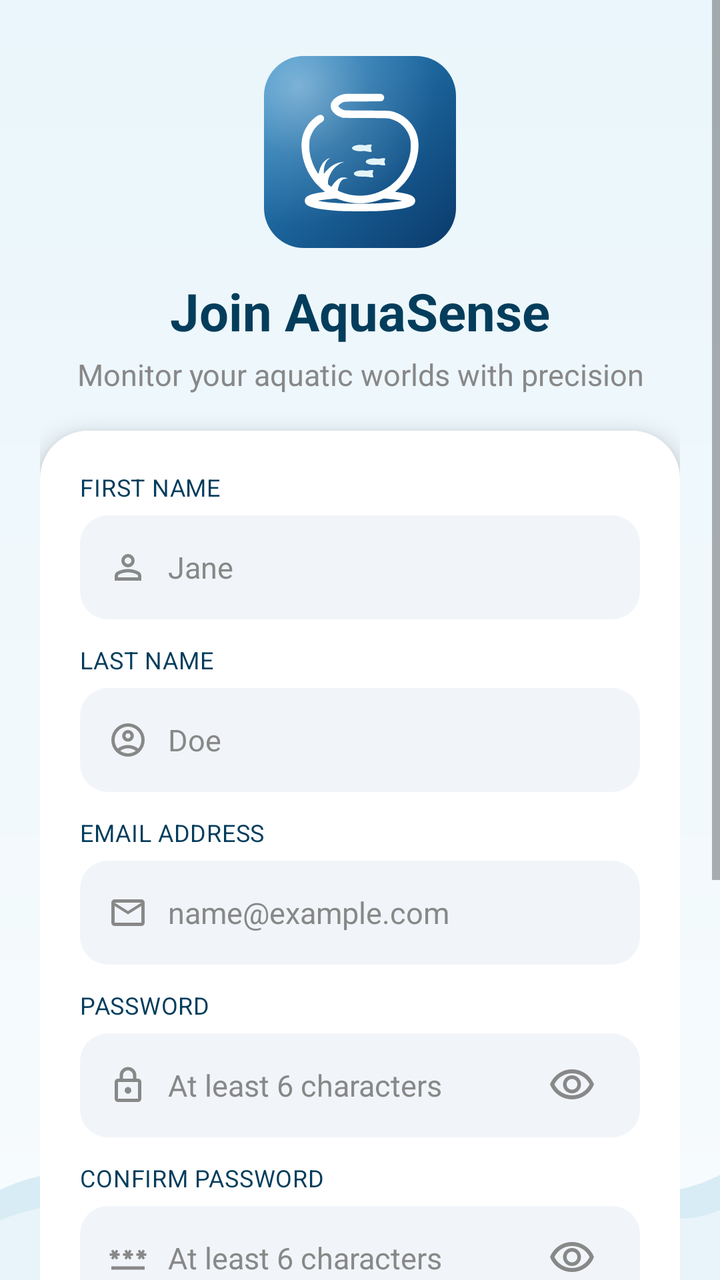
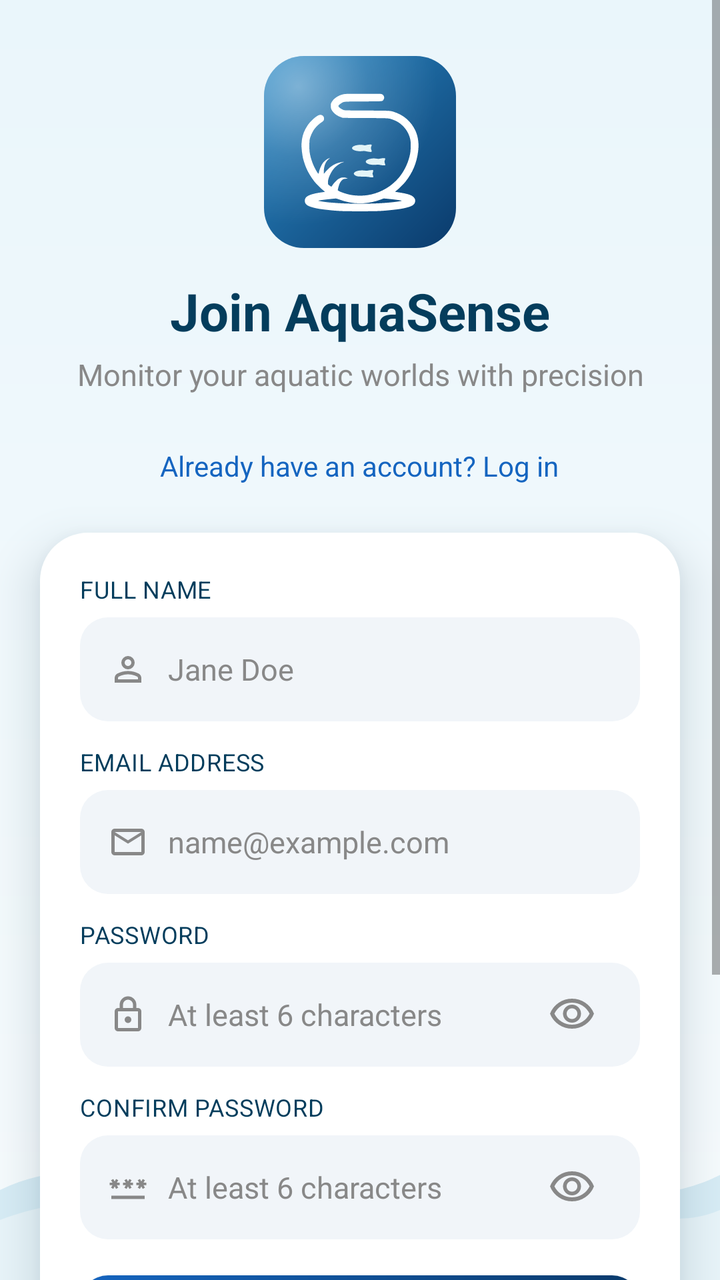

Before-and-after screenshots of an Android layout around one commit, followed by the original layout XML and the change that was made.
<!-- AndroidManifest.xml: application theme Theme.AquaSense -->
<!-- res/layout/fragment_register.xml -->
<?xml version="1.0" encoding="utf-8"?>
<FrameLayout xmlns:android="http://schemas.android.com/apk/res/android"
    xmlns:app="http://schemas.android.com/apk/res-auto"
    android:layout_width="match_parent"
    android:layout_height="match_parent"
    android:background="@drawable/bg_auth_screen">

    <ImageView
        android:layout_width="match_parent"
        android:layout_height="90dp"
        android:layout_gravity="bottom"
        android:contentDescription="@null"
        android:scaleType="fitXY"
        android:src="@drawable/bg_auth_wave" />

    <ScrollView
        android:layout_width="match_parent"
        android:layout_height="match_parent"
        android:clipToPadding="false"
        android:fillViewport="true"
        android:overScrollMode="never">

        <LinearLayout
            android:layout_width="match_parent"
            android:layout_height="wrap_content"
            android:gravity="center_horizontal"
            android:orientation="vertical"
            android:paddingHorizontal="20dp"
            android:paddingTop="28dp"
            android:paddingBottom="32dp">

            <com.google.android.material.card.MaterialCardView
                android:layout_width="96dp"
                android:layout_height="96dp"
                app:cardBackgroundColor="@android:color/transparent"
                app:cardCornerRadius="20dp"
                app:cardElevation="0dp"
                app:strokeWidth="0dp">

                <FrameLayout
                    android:layout_width="match_parent"
                    android:layout_height="match_parent"
                    android:background="@drawable/ic_launcher_ocean_gradient">

                    <ImageView
                        android:layout_width="68dp"
                        android:layout_height="68dp"
                        android:layout_gravity="center"
                        android:contentDescription="@string/app_name"
                        android:src="@drawable/ic_aquarium_icon_white" />
                </FrameLayout>
            </com.google.android.material.card.MaterialCardView>

            <TextView
                android:layout_width="wrap_content"
                android:layout_height="wrap_content"
                android:layout_marginTop="14dp"
                android:text="@string/auth_join_title"
                android:textColor="@color/auth_heading"
                android:textSize="26sp"
                android:textStyle="bold" />

            <TextView
                android:layout_width="match_parent"
                android:layout_height="wrap_content"
                android:layout_marginTop="4dp"
                android:layout_marginBottom="18dp"
                android:gravity="center"
                android:paddingHorizontal="12dp"
                android:text="@string/auth_tagline_register"
                android:textColor="@color/text_secondary"
                android:textSize="15sp" />

            <LinearLayout
                android:layout_width="match_parent"
                android:layout_height="wrap_content"
                android:background="@drawable/bg_auth_card"
                android:elevation="6dp"
                android:orientation="vertical"
                android:padding="20dp">

                <TextView
                    android:layout_width="wrap_content"
                    android:layout_height="wrap_content"
                    android:layout_marginBottom="6dp"
                    android:text="@string/auth_first_name"
                    android:textAllCaps="true"
                    android:textColor="@color/auth_heading"
                    android:textSize="12sp"
                    android:letterSpacing="0.02" />

                <LinearLayout
                    android:id="@+id/boxRegisterFirstName"
                    android:layout_width="match_parent"
                    android:layout_height="52dp"
                    android:layout_marginBottom="12dp"
                    android:background="@drawable/bg_auth_input"
                    android:gravity="center_vertical"
                    android:orientation="horizontal"
                    android:paddingHorizontal="14dp">

                    <ImageView
                        android:layout_width="20dp"
                        android:layout_height="20dp"
                        android:contentDescription="@null"
                        android:src="@drawable/person_24px"
                        app:tint="@color/text_secondary" />

                    <EditText
                        android:id="@+id/etRegisterFirstName"
                        android:layout_width="0dp"
                        android:layout_height="match_parent"
                        android:layout_marginStart="10dp"
                        android:layout_weight="1"
                        android:autofillHints="personGivenName"
                        android:background="@android:color/transparent"
                        android:hint="@string/auth_first_name_hint"
                        android:inputType="textPersonName|textCapWords"
                        android:maxLength="100"
                        android:textColor="@color/text_primary"
                        android:textColorHint="@color/text_secondary"
                        android:textSize="15sp" />
                </LinearLayout>

                <TextView
                    android:layout_width="wrap_content"
                    android:layout_height="wrap_content"
                    android:layout_marginBottom="6dp"
                    android:text="@string/auth_last_name"
                    android:textAllCaps="true"
                    android:textColor="@color/auth_heading"
                    android:textSize="12sp"
                    android:letterSpacing="0.02" />

                <LinearLayout
                    android:id="@+id/boxRegisterLastName"
                    android:layout_width="match_parent"
                    android:layout_height="52dp"
                    android:layout_marginBottom="12dp"
                    android:background="@drawable/bg_auth_input"
                    android:gravity="center_vertical"
                    android:orientation="horizontal"
                    android:paddingHorizontal="14dp">

                    <ImageView
                        android:layout_width="20dp"
                        android:layout_height="20dp"
                        android:contentDescription="@null"
                        android:src="@drawable/account_circle_24px"
                        app:tint="@color/text_secondary" />

                    <EditText
                        android:id="@+id/etRegisterLastName"
                        android:layout_width="0dp"
                        android:layout_height="match_parent"
                        android:layout_marginStart="10dp"
                        android:layout_weight="1"
                        android:autofillHints="personFamilyName"
                        android:background="@android:color/transparent"
                        android:hint="@string/auth_last_name_hint"
                        android:inputType="textPersonName|textCapWords"
                        android:maxLength="100"
                        android:textColor="@color/text_primary"
                        android:textColorHint="@color/text_secondary"
                        android:textSize="15sp" />
                </LinearLayout>

                <TextView
                    android:layout_width="wrap_content"
                    android:layout_height="wrap_content"
                    android:layout_marginBottom="6dp"
                    android:text="@string/auth_email"
                    android:textAllCaps="true"
                    android:textColor="@color/auth_heading"
                    android:textSize="12sp"
                    android:letterSpacing="0.02" />

                <LinearLayout
                    android:id="@+id/boxRegisterEmail"
                    android:layout_width="match_parent"
                    android:layout_height="52dp"
                    android:layout_marginBottom="12dp"
                    android:background="@drawable/bg_auth_input"
                    android:gravity="center_vertical"
                    android:orientation="horizontal"
                    android:paddingHorizontal="14dp">

                    <ImageView
                        android:layout_width="20dp"
                        android:layout_height="20dp"
                        android:contentDescription="@null"
                        android:src="@drawable/mail_24px"
                        app:tint="@color/text_secondary" />

                    <EditText
                        android:id="@+id/etRegisterEmail"
                        android:layout_width="0dp"
                        android:layout_height="match_parent"
                        android:layout_marginStart="10dp"
                        android:layout_weight="1"
                        android:autofillHints="emailAddress"
                        android:background="@android:color/transparent"
                        android:hint="@string/email_hint"
                        android:inputType="textEmailAddress"
                        android:maxLength="100"
                        android:textColor="@color/text_primary"
                        android:textColorHint="@color/text_secondary"
                        android:textSize="15sp" />
                </LinearLayout>

                <TextView
                    android:layout_width="wrap_content"
                    android:layout_height="wrap_content"
                    android:layout_marginBottom="6dp"
                    android:text="@string/auth_password"
                    android:textAllCaps="true"
                    android:textColor="@color/auth_heading"
                    android:textSize="12sp"
                    android:letterSpacing="0.02" />

                <LinearLayout
                    android:id="@+id/boxRegisterPassword"
                    android:layout_width="match_parent"
                    android:layout_height="52dp"
                    android:layout_marginBottom="12dp"
                    android:background="@drawable/bg_auth_input"
                    android:gravity="center_vertical"
                    android:orientation="horizontal"
                    android:paddingHorizontal="14dp">

                    <ImageView
                        android:layout_width="20dp"
                        android:layout_height="20dp"
                        android:contentDescription="@null"
                        android:src="@drawable/lock_24px"
                        app:tint="@color/text_secondary" />

                    <EditText
                        android:id="@+id/etRegisterPassword"
                        android:layout_width="0dp"
                        android:layout_height="match_parent"
                        android:layout_marginStart="10dp"
                        android:layout_weight="1"
                        android:autofillHints="newPassword"
                        android:background="@android:color/transparent"
                        android:hint="@string/auth_password_hint"
                        android:inputType="textPassword"
                        android:maxLength="100"
                        android:textColor="@color/text_primary"
                        android:textColorHint="@color/text_secondary"
                        android:textSize="15sp" />

                    <ImageView
                        android:id="@+id/icRegisterPasswordValid"
                        android:layout_width="18dp"
                        android:layout_height="18dp"
                        android:contentDescription="@string/auth_password_valid"
                        android:src="@drawable/check_24px"
                        android:visibility="gone"
                        app:tint="@color/auth_input_valid_stroke" />

                    <ImageButton
                        android:id="@+id/btnToggleRegisterPassword"
                        android:layout_width="40dp"
                        android:layout_height="40dp"
                        android:background="?attr/selectableItemBackgroundBorderless"
                        android:contentDescription="@string/auth_show_password"
                        android:padding="8dp"
                        android:scaleType="centerInside"
                        android:src="@drawable/visibility_24px"
                        app:tint="@color/text_secondary" />
                </LinearLayout>

                <TextView
                    android:layout_width="wrap_content"
                    android:layout_height="wrap_content"
                    android:layout_marginBottom="6dp"
                    android:text="@string/auth_confirm_password"
                    android:textAllCaps="true"
                    android:textColor="@color/auth_heading"
                    android:textSize="12sp"
                    android:letterSpacing="0.02" />

                <LinearLayout
                    android:id="@+id/boxRegisterConfirmPassword"
                    android:layout_width="match_parent"
                    android:layout_height="52dp"
                    android:layout_marginBottom="18dp"
                    android:background="@drawable/bg_auth_input"
                    android:gravity="center_vertical"
                    android:orientation="horizontal"
                    android:paddingHorizontal="14dp">

                    <ImageView
                        android:layout_width="20dp"
                        android:layout_height="20dp"
                        android:contentDescription="@null"
                        android:src="@drawable/password_24px"
                        app:tint="@color/text_secondary" />

                    <EditText
                        android:id="@+id/etRegisterConfirmPassword"
                        android:layout_width="0dp"
                        android:layout_height="match_parent"
                        android:layout_marginStart="10dp"
                        android:layout_weight="1"
                        android:autofillHints="newPassword"
                        android:background="@android:color/transparent"
                        android:hint="@string/auth_password_hint"
                        android:inputType="textPassword"
                        android:maxLength="100"
                        android:textColor="@color/text_primary"
                        android:textColorHint="@color/text_secondary"
                        android:textSize="15sp" />

                    <ImageView
                        android:id="@+id/icRegisterConfirmPasswordValid"
                        android:layout_width="18dp"
                        android:layout_height="18dp"
                        android:contentDescription="@string/auth_passwords_match"
                        android:src="@drawable/check_24px"
                        android:visibility="gone"
                        app:tint="@color/auth_input_valid_stroke" />

                    <ImageButton
                        android:id="@+id/btnToggleRegisterConfirmPassword"
                        android:layout_width="40dp"
                        android:layout_height="40dp"
                        android:background="?attr/selectableItemBackgroundBorderless"
                        android:contentDescription="@string/auth_show_password"
                        android:padding="8dp"
                        android:scaleType="centerInside"
                        android:src="@drawable/visibility_24px"
                        app:tint="@color/text_secondary" />
                </LinearLayout>

                <com.google.android.material.button.MaterialButton
                    android:id="@+id/btnRegister"
                    android:layout_width="match_parent"
                    android:layout_height="52dp"
                    android:background="@drawable/bg_auth_primary_button"
                    android:letterSpacing="0"
                    android:text="@string/auth_register_button"
                    android:textAllCaps="false"
                    android:textColor="@color/white"
                    android:textSize="17sp"
                    android:textStyle="bold"
                    app:backgroundTint="@null"
                    app:icon="@drawable/arrow_forward_24px"
                    app:iconGravity="textEnd"
                    app:iconPadding="8dp"
                    app:iconTint="@color/white" />

                <LinearLayout
                    android:layout_width="match_parent"
                    android:layout_height="wrap_content"
                    android:layout_marginTop="18dp"
                    android:layout_marginBottom="14dp"
                    android:gravity="center_vertical"
                    android:orientation="horizontal">

                    <View
                        android:layout_width="0dp"
                        android:layout_height="1dp"
                        android:layout_weight="1"
                        android:background="@color/divider" />

                    <TextView
                        android:layout_width="wrap_content"
                        android:layout_height="wrap_content"
                        android:paddingHorizontal="12dp"
                        android:text="@string/auth_or_continue_with"
                        android:textAllCaps="true"
                        android:textColor="@color/text_secondary"
                        android:textSize="11sp" />

                    <View
                        android:layout_width="0dp"
                        android:layout_height="1dp"
                        android:layout_weight="1"
                        android:background="@color/divider" />
                </LinearLayout>

                <com.google.android.material.button.MaterialButton
                    android:id="@+id/btnGoogleRegister"
                    style="@style/Widget.MaterialComponents.Button.OutlinedButton"
                    android:layout_width="match_parent"
                    android:layout_height="52dp"
                    android:background="@drawable/bg_auth_google_button"
                    android:letterSpacing="0"
                    android:text="@string/auth_continue_google"
                    android:textAllCaps="false"
                    android:textColor="@color/auth_heading"
                    android:textSize="16sp"
                    app:backgroundTint="@color/auth_google_button_bg"
                    app:icon="@drawable/google_official_logo"
                    app:iconGravity="textStart"
                    app:iconPadding="10dp"
                    app:iconSize="20dp"
                    app:iconTint="@null"
                    app:strokeWidth="0dp" />

            </LinearLayout>

            <TextView
                android:id="@+id/tvGoToLogin"
                android:layout_width="wrap_content"
                android:layout_height="wrap_content"
                android:layout_marginTop="20dp"
                android:padding="8dp"
                android:text="@string/auth_go_to_login"
                android:textColor="@color/accent"
                android:textSize="14sp" />

        </LinearLayout>
    </ScrollView>
</FrameLayout>
<!-- resources referenced by this layout -->
<resources>
  <color name="accent">#FF1565C0</color>
  <color name="auth_google_button_bg">#FFDCEEF8</color>
  <color name="auth_heading">#FF043D5C</color>
  <color name="auth_input_valid_stroke">@color/status_green</color>
  <color name="divider">#FFE0E0E0</color>
  <color name="text_primary">#FF000000</color>
  <color name="text_secondary">#FF888888</color>
  <color name="white">#FFFFFFFF</color>
  <!-- drawable account_circle_24px (drawable) -->
  <vector xmlns:android="http://schemas.android.com/apk/res/android"
      android:width="24dp"
      android:height="24dp"
      android:viewportWidth="960"
      android:viewportHeight="960"
      android:tint="?attr/colorControlNormal">
    <path
        android:fillColor="@android:color/white"
        android:pathData="M234,684Q285,645 348,622.5Q411,600 480,600Q549,600 612,622.5Q675,645 726,684Q761,643 780.5,591Q800,539 800,480Q800,347 706.5,253.5Q613,160 480,160Q347,160 253.5,253.5Q160,347 160,480Q160,539 179.5,591Q199,643 234,684ZM380.5,479.5Q340,439 340,380Q340,321 380.5,280.5Q421,240 480,240Q539,240 579.5,280.5Q620,321 620,380Q620,439 579.5,479.5Q539,520 480,520Q421,520 380.5,479.5ZM480,880Q397,880 324,848.5Q251,817 197,763Q143,709 111.5,636Q80,563 80,480Q80,397 111.5,324Q143,251 197,197Q251,143 324,111.5Q397,80 480,80Q563,80 636,111.5Q709,143 763,197Q817,251 848.5,324Q880,397 880,480Q880,563 848.5,636Q817,709 763,763Q709,817 636,848.5Q563,880 480,880ZM580,784.5Q627,769 666,740Q627,711 580,695.5Q533,680 480,680Q427,680 380,695.5Q333,711 294,740Q333,769 380,784.5Q427,800 480,800Q533,800 580,784.5ZM523,423Q540,406 540,380Q540,354 523,337Q506,320 480,320Q454,320 437,337Q420,354 420,380Q420,406 437,423Q454,440 480,440Q506,440 523,423ZM480,380Q480,380 480,380Q480,380 480,380Q480,380 480,380Q480,380 480,380Q480,380 480,380Q480,380 480,380Q480,380 480,380Q480,380 480,380ZM480,740Q480,740 480,740Q480,740 480,740Q480,740 480,740Q480,740 480,740Q480,740 480,740Q480,740 480,740Q480,740 480,740Q480,740 480,740Z"/>
  </vector>
  <string name="app_name">AquaSense</string>
  <string name="auth_confirm_password">Confirm Password</string>
  <string name="auth_continue_google">Continue with Google</string>
  <string name="auth_email">Email Address</string>
  <string name="auth_first_name">First Name</string>
  <string name="auth_first_name_hint">Jane</string>
  <string name="auth_go_to_login">Already have an account? Log in</string>
  <string name="auth_join_title">Join AquaSense</string>
  <string name="auth_last_name">Last Name</string>
  <string name="auth_last_name_hint">Doe</string>
  <string name="auth_or_continue_with">OR CONTINUE WITH</string>
  <string name="auth_password">Password</string>
  <string name="auth_password_hint">At least 6 characters</string>
  <string name="auth_password_valid">Password meets all requirements</string>
  <string name="auth_passwords_match">Passwords match</string>
  <string name="auth_register_button">Sign Up</string>
  <string name="auth_show_password">Show Password</string>
  <string name="auth_tagline_register">Monitor your aquatic worlds with precision</string>
  <string name="email_hint">name@example.com</string>
  <style name="Theme.AquaSense" parent="Base.Theme.AquaSense" />
  <color name="status_green">#FF45A366</color>
  <color name="card_background">#FFFFFFFF</color>
  <color name="auth_input_fill">#FFF1F5F9</color>
  <color name="launcher_ocean_end">#FF0A3A6B</color>
  <color name="auth_bg_end">#FFF7FBFD</color>
  <color name="auth_bg_start">#FFEAF6FB</color>
  <color name="auth_wave">#FFD7ECF5</color>
  <color name="auth_wave_soft">#FFE8F4F9</color>
  <color name="launcher_ocean_start">#FF2B8BC8</color>
  <color name="launcher_rim_light_start">#66FFFFFF</color>
  <color name="launcher_rim_light_center">#22FFFFFF</color>
  <color name="transparent">#00000000</color>
  <color name="background">#FFF2F4F8</color>
  <color name="toolbar_gradient_start">#FFC1DFE0</color>
  <!-- unchanged entries left out for length: 17 -->
</resources>

<!-- the commit's change to res/layout/fragment_register.xml (unified diff, before → after) -->
@@ -23,6 +23,7 @@
         <LinearLayout
             android:layout_width="match_parent"
             android:layout_height="wrap_content"
+            android:clipToPadding="false"
             android:gravity="center_horizontal"
             android:orientation="vertical"
             android:paddingHorizontal="20dp"
@@ -71,11 +72,24 @@
                 android:textColor="@color/text_secondary"
                 android:textSize="15sp" />
 
+            <TextView
+                android:id="@+id/tvGoToLogin"
+                android:layout_width="wrap_content"
+                android:layout_height="wrap_content"
+                android:layout_marginBottom="16dp"
+                android:background="?attr/selectableItemBackgroundBorderless"
+                android:clickable="true"
+                android:focusable="true"
+                android:padding="8dp"
+                android:text="@string/auth_go_to_login"
+                android:textColor="@color/accent"
+                android:textSize="14sp" />
+
             <LinearLayout
                 android:layout_width="match_parent"
                 android:layout_height="wrap_content"
                 android:background="@drawable/bg_auth_card"
-                android:elevation="6dp"
+                style="@style/Widget.AquaSense.Card.Auth"
                 android:orientation="vertical"
                 android:padding="20dp">
 
@@ -83,14 +97,14 @@
                     android:layout_width="wrap_content"
                     android:layout_height="wrap_content"
                     android:layout_marginBottom="6dp"
-                    android:text="@string/auth_first_name"
+                    android:text="@string/auth_full_name"
                     android:textAllCaps="true"
                     android:textColor="@color/auth_heading"
                     android:textSize="12sp"
                     android:letterSpacing="0.02" />
 
                 <LinearLayout
-                    android:id="@+id/boxRegisterFirstName"
+                    android:id="@+id/boxRegisterFullName"
                     android:layout_width="match_parent"
                     android:layout_height="52dp"
                     android:layout_marginBottom="12dp"
@@ -107,57 +121,14 @@
                         app:tint="@color/text_secondary" />
 
                     <EditText
-                        android:id="@+id/etRegisterFirstName"
+                        android:id="@+id/etRegisterFullName"
                         android:layout_width="0dp"
                         android:layout_height="match_parent"
                         android:layout_marginStart="10dp"
                         android:layout_weight="1"
-                        android:autofillHints="personGivenName"
+                        android:autofillHints="name"
                         android:background="@android:color/transparent"
-                        android:hint="@string/auth_first_name_hint"
-                        android:inputType="textPersonName|textCapWords"
-                        android:maxLength="100"
-                        android:textColor="@color/text_primary"
-                        android:textColorHint="@color/text_secondary"
-                        android:textSize="15sp" />
-                </LinearLayout>
-
-                <TextView
-                    android:layout_width="wrap_content"
-                    android:layout_height="wrap_content"
-                    android:layout_marginBottom="6dp"
-                    android:text="@string/auth_last_name"
-                    android:textAllCaps="true"
-                    android:textColor="@color/auth_heading"
-                    android:textSize="12sp"
-                    android:letterSpacing="0.02" />
-
-                <LinearLayout
-                    android:id="@+id/boxRegisterLastName"
-                    android:layout_width="match_parent"
-                    android:layout_height="52dp"
-                    android:layout_marginBottom="12dp"
-                    android:background="@drawable/bg_auth_input"
-                    android:gravity="center_vertical"
-                    android:orientation="horizontal"
-                    android:paddingHorizontal="14dp">
-
-                    <ImageView
-                        android:layout_width="20dp"
-                        android:layout_height="20dp"
-                        android:contentDescription="@null"
-                        android:src="@drawable/account_circle_24px"
-                        app:tint="@color/text_secondary" />
-
-                    <EditText
-                        android:id="@+id/etRegisterLastName"
-                        android:layout_width="0dp"
-                        android:layout_height="match_parent"
-                        android:layout_marginStart="10dp"
-                        android:layout_weight="1"
-                        android:autofillHints="personFamilyName"
-                        android:background="@android:color/transparent"
-                        android:hint="@string/auth_last_name_hint"
+                        android:hint="@string/auth_full_name_hint"
                         android:inputType="textPersonName|textCapWords"
                         android:maxLength="100"
                         android:textColor="@color/text_primary"
@@ -402,16 +373,6 @@
 
             </LinearLayout>
 
-            <TextView
-                android:id="@+id/tvGoToLogin"
-                android:layout_width="wrap_content"
-                android:layout_height="wrap_content"
-                android:layout_marginTop="20dp"
-                android:padding="8dp"
-                android:text="@string/auth_go_to_login"
-                android:textColor="@color/accent"
-                android:textSize="14sp" />
-
         </LinearLayout>
     </ScrollView>
 </FrameLayout>
<!-- resource entries referenced after the edit -->
@@ -8,27 +8,14 @@
   <color name="text_primary">#FF000000</color>
   <color name="text_secondary">#FF888888</color>
   <color name="white">#FFFFFFFF</color>
-  <!-- drawable account_circle_24px (drawable) -->
-  <vector xmlns:android="http://schemas.android.com/apk/res/android"
-      android:width="24dp"
-      android:height="24dp"
-      android:viewportWidth="960"
-      android:viewportHeight="960"
-      android:tint="?attr/colorControlNormal">
-    <path
-        android:fillColor="@android:color/white"
-        android:pathData="M234,684Q285,645 348,622.5Q411,600 480,600Q549,600 612,622.5Q675,645 726,684Q761,643 780.5,591Q800,539 800,480Q800,347 706.5,253.5Q613,160 480,160Q347,160 253.5,253.5Q160,347 160,480Q160,539 179.5,591Q199,643 234,684ZM380.5,479.5Q340,439 340,380Q340,321 380.5,280.5Q421,240 480,240Q539,240 579.5,280.5Q620,321 620,380Q620,439 579.5,479.5Q539,520 480,520Q421,520 380.5,479.5ZM480,880Q397,880 324,848.5Q251,817 197,763Q143,709 111.5,636Q80,563 80,480Q80,397 111.5,324Q143,251 197,197Q251,143 324,111.5Q397,80 480,80Q563,80 636,111.5Q709,143 763,197Q817,251 848.5,324Q880,397 880,480Q880,563 848.5,636Q817,709 763,763Q709,817 636,848.5Q563,880 480,880ZM580,784.5Q627,769 666,740Q627,711 580,695.5Q533,680 480,680Q427,680 380,695.5Q333,711 294,740Q333,769 380,784.5Q427,800 480,800Q533,800 580,784.5ZM523,423Q540,406 540,380Q540,354 523,337Q506,320 480,320Q454,320 437,337Q420,354 420,380Q420,406 437,423Q454,440 480,440Q506,440 523,423ZM480,380Q480,380 480,380Q480,380 480,380Q480,380 480,380Q480,380 480,380Q480,380 480,380Q480,380 480,380Q480,380 480,380Q480,380 480,380ZM480,740Q480,740 480,740Q480,740 480,740Q480,740 480,740Q480,740 480,740Q480,740 480,740Q480,740 480,740Q480,740 480,740Q480,740 480,740Z"/>
-  </vector>
   <string name="app_name">AquaSense</string>
   <string name="auth_confirm_password">Confirm Password</string>
   <string name="auth_continue_google">Continue with Google</string>
   <string name="auth_email">Email Address</string>
-  <string name="auth_first_name">First Name</string>
-  <string name="auth_first_name_hint">Jane</string>
+  <string name="auth_full_name">Full Name</string>
+  <string name="auth_full_name_hint">Jane Doe</string>
   <string name="auth_go_to_login">Already have an account? Log in</string>
   <string name="auth_join_title">Join AquaSense</string>
-  <string name="auth_last_name">Last Name</string>
-  <string name="auth_last_name_hint">Doe</string>
   <string name="auth_or_continue_with">OR CONTINUE WITH</string>
   <string name="auth_password">Password</string>
   <string name="auth_password_hint">At least 6 characters</string>
@@ -38,6 +25,9 @@
   <string name="auth_show_password">Show Password</string>
   <string name="auth_tagline_register">Monitor your aquatic worlds with precision</string>
   <string name="email_hint">name@example.com</string>
+  <style name="Widget.AquaSense.Card.Auth">
+          <item name="android:elevation">14dp</item>
+      </style>
   <style name="Theme.AquaSense" parent="Base.Theme.AquaSense" />
   <color name="status_green">#FF45A366</color>
   <color name="card_background">#FFFFFFFF</color>
